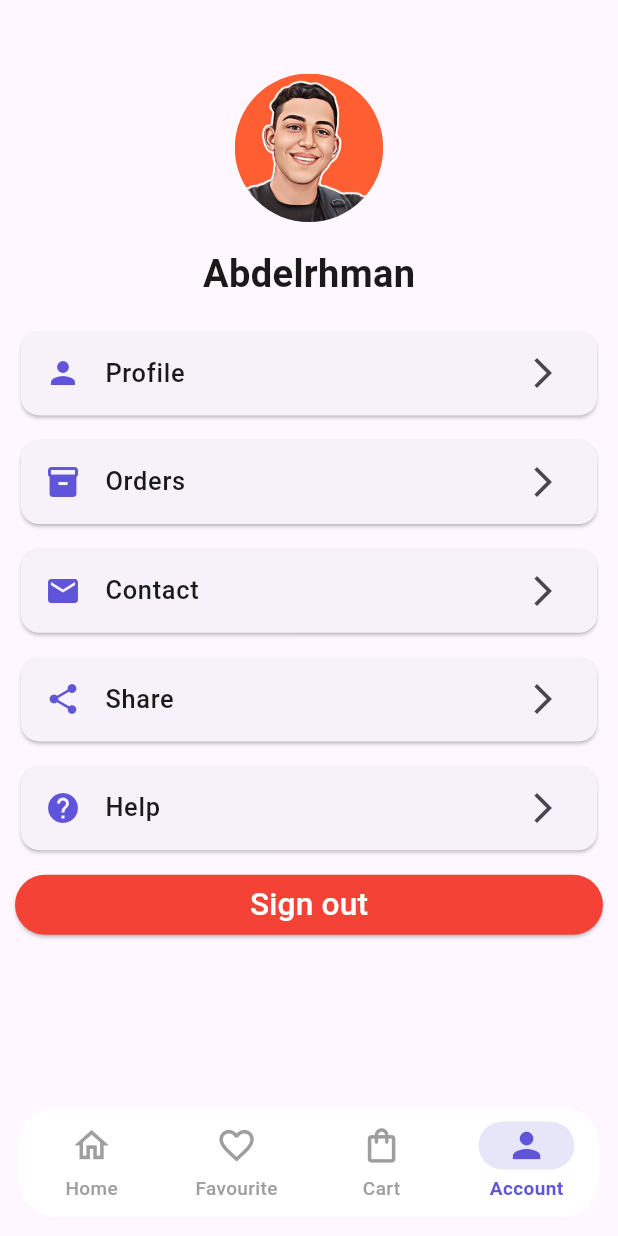
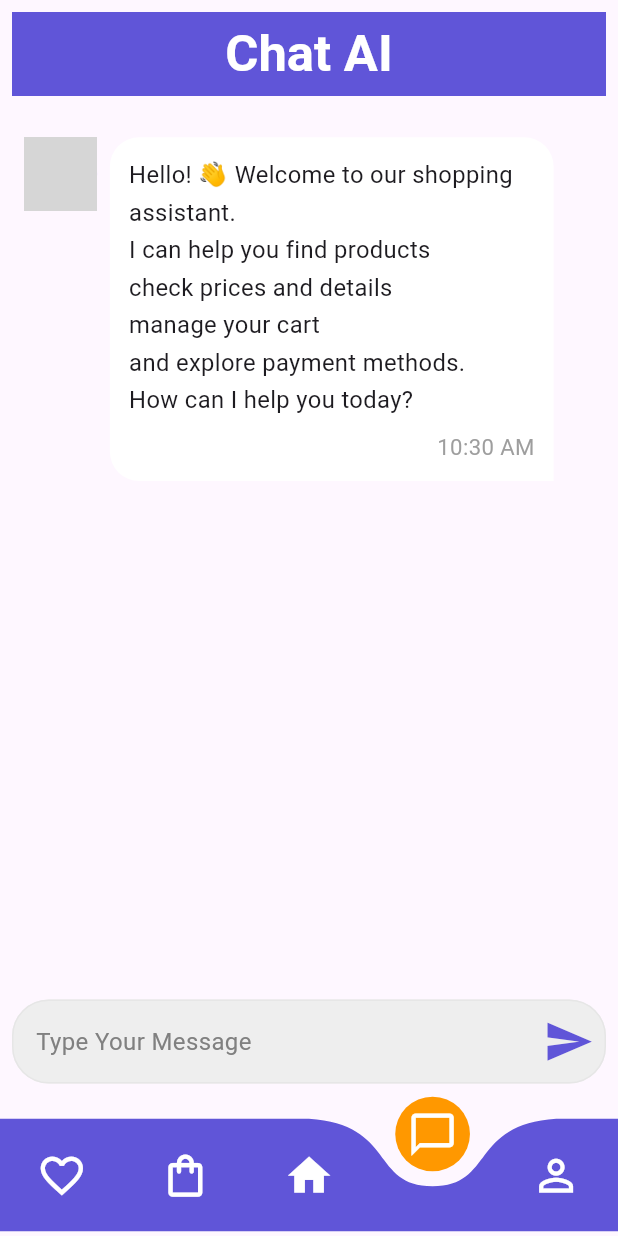
Before and after one commit to 9Abdo/final_iti, a Flutter app: the MainHomeView screen opened by its route, item 4 of the bottom bar chosen, on a phone screen of 412 x 824 dp. Run offline on Flutter 3.47's test engine with Material 3 defaults, Android fonts, the phone set to English and light mode, and no system bars; drawn by our look-alikes of curved_navigation_bar; our stand-ins replace awesome_dialog, cached_network_image, carousel_slider, cloud_firestore, dio, dots_indicator and 8 more; missing offline and left inert: animated_snack_bar; accounts and stored records are empty; network calls fail; grey boxes are pictures that could not be loaded.

Commit message:
add chat bot page and change bottomNavigationBar use format date using intl

```diff
--- /dev/null
+++ b/lib/core/helper/data_format.dart
@@ -0,0 +1,19 @@
+import 'package:intl/intl.dart';
+
+class DateFormatHelper {
+  static String formatDate(DateTime date) {
+    return DateFormat('dd/MM/yyyy').format(date);
+  }
+
+  static String formatDateTime(DateTime date) {
+    return DateFormat('dd/MM/yyyy - hh:mm a').format(date);
+  }
+
+  static String formatTime(DateTime date) {
+    return DateFormat('hh:mm a').format(date);
+  }
+
+  static String formatDayMonthYear(DateTime date) {
+    return DateFormat('dd MMM yyyy').format(date);
+  }
+}
--- /dev/null
+++ b/lib/feature/chat/cubit/chat_cubit.dart
@@ -0,0 +1,32 @@
+import 'package:flutter_bloc/flutter_bloc.dart';
+import 'package:project_iti/feature/chat/cubit/chat_state.dart';
+import 'package:project_iti/feature/models/chat_model.dart';
+import 'package:project_iti/feature/services/chat_bot_services.dart';
+
+class ChatCubit extends Cubit<ChatState> {
+  ChatCubit(this.chatBotServices) : super(ChatInitial()) {
+    messages.add(
+      ChatModel(
+        message:
+            "Hello! 👋 Welcome to our shopping assistant.\nI can help you find products\ncheck prices and details\nmanage your cart\nand explore payment methods.\nHow can I help you today?",
+        isUser: false,
+      ),
+    );
+  }
+  final ChatBotServices chatBotServices;
+  final List<ChatModel> messages = [];
+
+  Future<void> sendMessage(String message) async {
+    if (message.trim().isEmpty) return;
+    messages.add(ChatModel(message: message, isUser: true));
+    emit(ChatSuccess(message: messages));
+    emit(ChatLoading(messages));
+    try {
+      final answer = await chatBotServices.postMessage(message: message);
+      messages.add(ChatModel(message: answer, isUser: false));
+      emit(ChatSuccess(message: messages));
+    } catch (e) {
+      emit(ChatFailure(e.toString()));
+    }
+  }
+}
--- /dev/null
+++ b/lib/feature/chat/cubit/chat_state.dart
@@ -0,0 +1,24 @@
+import 'package:project_iti/feature/models/chat_model.dart';
+
+class ChatState {}
+
+class ChatInitial extends ChatState {}
+
+class ChatLoading extends ChatState {
+  final List<ChatModel> messages;
+
+  ChatLoading(this.messages);
+
+}
+
+class ChatSuccess extends ChatState {
+  final List<ChatModel> message;
+
+  ChatSuccess({required this.message});
+}
+
+class ChatFailure extends ChatState {
+  final String error;
+
+  ChatFailure(this.error);
+}
--- /dev/null
+++ b/lib/feature/chat/views/chatbotpageview.dart
@@ -0,0 +1,132 @@
+import 'package:flutter/material.dart';
+import 'package:flutter_bloc/flutter_bloc.dart';
+import 'package:flutter_screenutil/flutter_screenutil.dart';
+import 'package:project_iti/core/constant/app_color.dart';
+import 'package:project_iti/core/constant/app_style.dart';
+import 'package:project_iti/core/widgets/custom_text_field.dart';
+import 'package:project_iti/feature/chat/cubit/chat_cubit.dart';
+import 'package:project_iti/feature/chat/cubit/chat_state.dart';
+import 'package:project_iti/feature/chat/widget/chat_buble.dart';
+import 'package:project_iti/feature/chat/widget/loading_bubble.dart';
+
+class Chatbotpageview extends StatefulWidget {
+  const Chatbotpageview({super.key});
+
+  @override
+  State<Chatbotpageview> createState() => _ChatbotpageviewState();
+}
+
+class _ChatbotpageviewState extends State<Chatbotpageview> {
+  final TextEditingController controller = TextEditingController();
+  final ScrollController scrollController = ScrollController();
+
+  @override
+  void dispose() {
+    controller.dispose();
+    scrollController.dispose();
+    super.dispose();
+  }
+
+  void scrollToBottom() {
+    WidgetsBinding.instance.addPostFrameCallback((_) {
+      if (!scrollController.hasClients) return;
+
+      scrollController.animateTo(
+        scrollController.position.maxScrollExtent,
+        duration: const Duration(milliseconds: 300),
+        curve: Curves.easeOut,
+      );
+    });
+  }
+
+  @override
+  Widget build(BuildContext context) {
+    return SafeArea(
+      child: Padding(
+        padding: const EdgeInsets.all(8.0),
+        child: Scaffold(
+          appBar: AppBar(
+            title: Text(
+              "Chat AI",
+              style: AppStyle.titleApp.copyWith(color: Colors.white),
+            ),
+            centerTitle: true,
+            backgroundColor: AppColor.primaycolor,
+          ),
+          body: Column(
+            children: [
+              SizedBox(height: 20.h),
+
+              Expanded(
+                child: BlocConsumer<ChatCubit, ChatState>(
+                  listener: (context, state) {
+                    if (state is ChatLoading || state is ChatSuccess) {
+                      scrollToBottom();
+                    }
+                  },
+
+                  builder: (context, state) {
+                    if (state is ChatFailure) {
+                      return Center(child: Text(state.error));
+                    }
+
+                    final messages = context.read<ChatCubit>().messages;
+
+                    return ListView.builder(
+                      controller: scrollController,
+                      itemCount:
+                          messages.length + (state is ChatLoading ? 1 : 0),
+                      itemBuilder: (context, index) {
+                        if (index == messages.length && state is ChatLoading) {
+                          return const Padding(
+                            padding: EdgeInsets.all(8.0),
+                            child: LoadingBubble(),
+                          );
+                        }
+
+                        return Padding(
+                          padding: const EdgeInsets.all(8.0),
+                          child: ChatBuble(chatMessage: messages[index]),
+                        );
+                      },
+                    );
+                  },
+                ),
+              ),
+
+              CustomTextField(
+                hint: "Type Your Message",
+                controller: controller,
+                onFieldSubmitted: (value) {
+                  if (value.trim().isEmpty) return;
+
+                  context.read<ChatCubit>().sendMessage(value.trim());
+
+                  controller.clear();
+                },
+                icon: IconButton(
+                  onPressed: () {
+                    final message = controller.text.trim();
+
+                    if (message.isEmpty) return;
+
+                    context.read<ChatCubit>().sendMessage(message);
+
+                    controller.clear();
+                  },
+                  icon: Icon(
+                    Icons.send,
+                    color: AppColor.primaycolor,
+                    size: 32.sp,
+                  ),
+                ),
+              ),
+
+              SizedBox(height: 16.h),
+            ],
+          ),
+        ),
+      ),
+    );
+  }
+}
--- /dev/null
+++ b/lib/feature/chat/widget/chat_buble.dart
@@ -0,0 +1,75 @@
+import 'package:flutter/material.dart';
+import 'package:flutter_screenutil/flutter_screenutil.dart';
+
+import 'package:project_iti/core/constant/app_color.dart';
+import 'package:project_iti/core/helper/data_format.dart';
+import 'package:project_iti/feature/models/chat_model.dart';
+
+class ChatBuble extends StatelessWidget {
+  const ChatBuble({super.key, required this.chatMessage});
+
+  final ChatModel chatMessage;
+
+  @override
+  Widget build(BuildContext context) {
+    return Align(
+      alignment: chatMessage.isUser
+          ? Alignment.centerRight
+          : Alignment.centerLeft,
+      child: Row(
+        mainAxisSize: MainAxisSize.min,
+        mainAxisAlignment: chatMessage.isUser
+            ? MainAxisAlignment.end
+            : MainAxisAlignment.start,
+        crossAxisAlignment: CrossAxisAlignment.start,
+        children: [
+          if (!chatMessage.isUser)
+            CircleAvatar(
+              radius: 25.r,
+              backgroundImage: const AssetImage("assets/images/Ai_image.avif"),
+            ),
+          SizedBox(width: 8.w),
+
+          Flexible(
+            child: Container(
+              constraints: BoxConstraints(maxWidth: 280.w),
+              padding: EdgeInsets.all(12.w),
+              decoration: BoxDecoration(
+                color: chatMessage.isUser
+                    ? AppColor.primaycolor.withValues(alpha: .15)
+                    : Colors.white,
+                borderRadius: chatMessage.isUser
+                    ? BorderRadius.only(
+                        topRight: Radius.circular(20.r),
+                        topLeft: Radius.circular(20.r),
+                        bottomRight: Radius.circular(20.r),
+                      )
+                    : BorderRadius.only(
+                        topRight: Radius.circular(20.r),
+                        topLeft: Radius.circular(20.r),
+                        bottomLeft: Radius.circular(20.r),
+                      ),
+              ),
+              child: Column(
+                children: [
+                  Text(
+                    chatMessage.message,
+                    style: TextStyle(fontSize: 15.sp, height: 1.6),
+                  ),
+                  SizedBox(height: 8.h),
+                  Align(
+                    alignment: Alignment.centerRight,
+                    child: Text(
+                      DateFormatHelper.formatTime(chatMessage.createdAt),
+                      style: TextStyle(fontSize: 14.sp, color: Colors.grey),
+                    ),
+                  ),
+                ],
+              ),
+            ),
+          ),
+        ],
+      ),
+    );
+  }
+}
--- a/lib/feature/home/views/main_home_pgae.dart
+++ b/lib/feature/home/views/main_home_pgae.dart
@@ -1,14 +1,13 @@
-import 'package:easy_localization/easy_localization.dart';
 import 'package:flutter/material.dart';
+import 'package:flutter_screenutil/flutter_screenutil.dart';
+import 'package:curved_navigation_bar/curved_navigation_bar.dart';
 
-import 'package:flutter_screenutil/flutter_screenutil.dart';
 import 'package:project_iti/core/constant/app_color.dart';
 
 import 'package:project_iti/feature/Account/views/account_view.dart';
 import 'package:project_iti/feature/cart/views/cart_page_view.dart';
+import 'package:project_iti/feature/chat/views/chatbotpageview.dart';
 import 'package:project_iti/feature/favourite/views/favourite_page_view.dart';
-
-
 import 'package:project_iti/feature/home/views/home_page_view.dart';
 
 class MainHomeView extends StatefulWidget {
@@ -19,12 +18,13 @@ class MainHomeView extends StatefulWidget {
 }
 
 class _MainHomeViewState extends State<MainHomeView> {
-  int currentIndex = 0;
+  int currentIndex = 2;
 
   final List<Widget> pages = [
-    HomePageView(),
     FavouritePageView(),
     CartPageView(),
+    HomePageView(),
+    Chatbotpageview(),
     AccountView(),
   ];
 
@@ -33,75 +33,42 @@ class _MainHomeViewState extends State<MainHomeView> {
     return Scaffold(
       body: pages[currentIndex],
 
-      bottomNavigationBar: Padding(
-        padding: EdgeInsets.all(12.w),
-        child: ClipRRect(
-          borderRadius: BorderRadius.circular(25.r),
-          child: NavigationBarTheme(
-            data: NavigationBarThemeData(
-              backgroundColor: Colors.white,
-              indicatorColor: AppColor.primaycolor.withValues(alpha: .15),
+      bottomNavigationBar: SafeArea(
+        top: false,
+        maintainBottomViewPadding: true,
+        child: CurvedNavigationBar(
+          index: currentIndex,
 
-              iconTheme: WidgetStateProperty.resolveWith((states) {
-                return IconThemeData(
-                  color: states.contains(WidgetState.selected)
-                      ? AppColor.primaycolor
-                      : Colors.grey,
-                  size: 26.sp,
-                );
-              }),
+          height: 80.h,
 
-              labelTextStyle: WidgetStateProperty.resolveWith((states) {
-                return TextStyle(
-                  color: states.contains(WidgetState.selected)
-                      ? AppColor.primaycolor
-                      : Colors.grey,
-                  fontSize: 12.sp,
-                  fontWeight: states.contains(WidgetState.selected)
-                      ? FontWeight.bold
-                      : FontWeight.w500,
-                );
-              }),
-            ),
-            child: NavigationBar(
-              height: 75.h,
-              selectedIndex: currentIndex,
+          backgroundColor: Colors.transparent,
 
-              labelBehavior: NavigationDestinationLabelBehavior.alwaysShow,
+          color: AppColor.primaycolor,
+          maxWidth: double.infinity,
 
-              onDestinationSelected: (index) {
-                setState(() {
-                  currentIndex = index;
-                });
-              },
+          buttonBackgroundColor: Colors.orange,
 
-              destinations: [
-                NavigationDestination(
-                  icon: const Icon(Icons.home_outlined),
-                  selectedIcon: const Icon(Icons.home),
-                  label: "home".tr(),
-                ),
+          animationDuration: const Duration(milliseconds: 500),
 
-                NavigationDestination(
-                  icon: const Icon(Icons.favorite_outline),
-                  selectedIcon: const Icon(Icons.favorite),
-                  label: "Favourite",
-                ),
+          animationCurve: Curves.easeInOut,
 
-                NavigationDestination(
-                  icon: const Icon(Icons.shopping_bag_outlined),
-                  selectedIcon: const Icon(Icons.shopping_bag),
-                  label: "cart".tr(),
-                ),
+          items: [
+            Icon(Icons.favorite_outline, size: 32.sp, color: Colors.white),
 
-                NavigationDestination(
-                  icon: const Icon(Icons.person_outline),
-                  selectedIcon: const Icon(Icons.person),
-                  label: "account".tr(),
-                ),
-              ],
-            ),
-          ),
+            Icon(Icons.shopping_bag_outlined, size: 32.sp, color: Colors.white),
+
+            Icon(Icons.home, size: 32.sp, color: Colors.white),
+
+            Icon(Icons.chat_bubble_outline, size: 32.sp, color: Colors.white),
+
+            Icon(Icons.person_outline, size: 32.sp, color: Colors.white),
+          ],
+
+          onTap: (index) {
+            setState(() {
+              currentIndex = index;
+            });
+          },
         ),
       ),
     );
--- /dev/null
+++ b/lib/feature/models/chat_model.dart
@@ -0,0 +1,8 @@
+class ChatModel {
+  final String message;
+  final bool isUser;
+  final DateTime createdAt;
+
+  ChatModel({required this.message, required this.isUser, DateTime? createdAt})
+    : createdAt = createdAt ?? DateTime.now();
+}
--- a/lib/feature/order_details/views/order_details_page_view.dart
+++ b/lib/feature/order_details/views/order_details_page_view.dart
@@ -3,6 +3,7 @@ import 'package:flutter_bloc/flutter_bloc.dart';
 import 'package:flutter_screenutil/flutter_screenutil.dart';
 import 'package:project_iti/core/constant/app_color.dart';
 import 'package:project_iti/core/constant/app_style.dart';
+import 'package:project_iti/core/helper/data_format.dart';
 import 'package:project_iti/feature/models/order_model.dart';
 import 'package:project_iti/feature/order_details/widget/containerbutton.dart';
 import 'package:project_iti/feature/order_details/widget/paymentmethod.dart';
@@ -38,7 +39,10 @@ class OrderDetailsPageView extends StatelessWidget {
 
             SizedBox(height: 8.h),
 
-            RowStatusDate(orderStatus: order.status, orderDate: order.date),
+            RowStatusDate(
+              orderStatus: order.status,
+              orderDate: DateFormatHelper.formatDayMonthYear(order.date),
+            ),
 
             SizedBox(height: 20.h),
 
--- a/lib/feature/order_details/widget/row_status_date.dart
+++ b/lib/feature/order_details/widget/row_status_date.dart
@@ -8,7 +8,7 @@ class RowStatusDate extends StatelessWidget {
     required this.orderDate,
   });
   final String orderStatus;
-  final DateTime orderDate;
+  final String  orderDate;
 
   @override
   Widget build(BuildContext context) {
--- /dev/null
+++ b/lib/feature/services/chat_bot_services.dart
@@ -0,0 +1,19 @@
+import 'dart:developer';
+
+import 'package:dio/dio.dart';
+
+class ChatBotServices {
+  final Dio dio;
+
+  ChatBotServices({required this.dio});
+  Future<String> postMessage({required String message}) async {
+    final response = await dio.post(
+      "https://abdosabry99.app.n8n.cloud/webhook/ecommerce-chat",
+      data: {"chatInput": message},
+    );
+    log(response.data.toString());
+    log(response.statusCode.toString());
+
+    return response.data.toString();
+  }
+}
--- a/pubspec.yaml
+++ b/pubspec.yaml
@@ -50,6 +50,8 @@ dependencies:
   cloud_firestore: ^6.7.1
   pretty_dio_logger: ^1.4.0
   awesome_dialog: ^3.3.0
+  curved_navigation_bar: ^1.0.6
+  intl: ^0.20.2
 
 dev_dependencies:
   flutter_test:
```
Also changed, not shown: assets/images/loadingTyping.json (added, +1 -0 lines), lib/feature/chat/widget/loading_bubble.dart (added, +52 -0 lines), lib/feature/models/user_model.dart (deleted, +0 -8 lines), lib/feature/services/user_services.dart (deleted, +0 -21 lines), lib/main.dart (+14 -5 lines), pubspec.lock, 1 other file.
